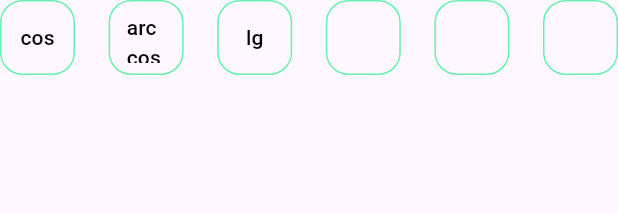
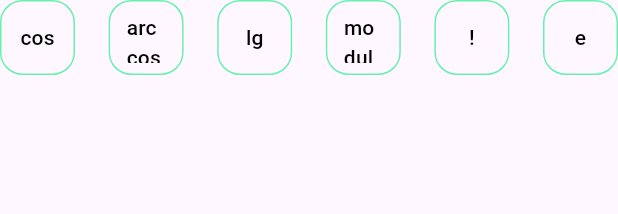
Before and after one commit to ReGeNss/flutter_math_input, a Flutter app: the FunctionPageWidget widget shown alone on an empty page, opened directly, after a tap on "log", on a phone screen of 412 x 824 dp. Shown: the top 214 px of the screen. Run offline on Flutter 3.47's test engine with Material 3 defaults, Android fonts, the phone set to English and light mode, and no system bars.

Commit message:
мелкие правки logwidget

```diff
--- a/lib/keyboard_model.dart
+++ b/lib/keyboard_model.dart
@@ -76,6 +76,16 @@ class KeyboardModel extends ChangeNotifier{
     final sqrtWidget = mathConstructionsBuildingService.createSqrtWidget();
     if(parsedWidgets != null){
       dataHandler.replaceWidgetInTree(parsedWidgets, sqrtWidget);
+      rebuildSreenState();
+    }
+  }
+
+  void logButtonTap(){
+    final activeTextFieldController = textFieldService.activeTextFieldControllerData.controller;
+    final parsedWidgets = parsersService.parseWidgetListWithReplacment(formulaGroopWidgets, activeTextFieldController);
+    final logWidget = mathConstructionsBuildingService.createLogWidget();
+    if(parsedWidgets != null){
+      dataHandler.replaceWidgetInTree(parsedWidgets, logWidget);
       rebuildSreenState();
     }
   }
--- a/lib/services/math_constructions_building.dart
+++ b/lib/services/math_constructions_building.dart
@@ -85,6 +85,33 @@ class MathConstructionsBuilding{
     return sqrtWidget;
   }
 
+  Widget createLogWidget(){
+    final argField = textFiledService.createTextField(isReplaceOperation: false);
+    final baseField = textFiledService.createTextField(isReplaceOperation: true, isActiveTextField:  true, textFieldSelectedFormat: TextFieldFormat.small);
+    final logWidget = Stack(
+      clipBehavior: Clip.none,
+      children: [
+        const SizedBox(height: 50,child: Center(child: Text('log',style: TextStyle(fontSize: 25)))),
+        Positioned(
+          left: 35,
+          child: Row(
+          children: [
+            argField,
+          ],
+        )),
+        Positioned(
+          bottom: 0,
+          left: 25,
+          child: Row(
+          children: [
+            baseField,
+          ],
+        )),
+      ],
+    );
+    return logWidget;
+  }
+
   Widget createNamedFunctionWidget(String functionName){
     final textFieldWidget = textFiledService.createTextField(isReplaceOperation: true,isActiveTextField: true,addAdictionalFocusNode: true);
     final widget = SizedBox(
@@ -99,15 +126,15 @@ class MathConstructionsBuilding{
     return widget;
   }
 
-
-
-
   Widget initialization(){
     final textField = textFiledService.createTextField(isReplaceOperation: false,isActiveTextField: true,textFieldSelectedFormat: TextFieldFormat.standart);
     return textField;
   }
 
 }
+
+
+
 
 class _SqrtCustomPaint extends StatefulWidget {
   const _SqrtCustomPaint({
--- a/lib/services/text_field_handle_and_create.dart
+++ b/lib/services/text_field_handle_and_create.dart
@@ -172,7 +172,7 @@ class TextFieldHandleAndCreateService extends ChangeNotifier {
     return newList;
   }
 
-  List<T> _addToList<T>(int addIndex, List<T> list, T replaceData) {
+  List<T> _addToList<T>(int addIndex, List<T> list, T replaceData,) {
     final newList = <T>[];
     if (list.isEmpty && addIndex == 0) {
       return [replaceData];
@@ -181,7 +181,9 @@ class TextFieldHandleAndCreateService extends ChangeNotifier {
       if (index != addIndex) {
         newList.add(list[index]);
       } else {
-        newList.addAll([list[index], replaceData]);
+          newList.addAll([list[index], replaceData]);
+
+
       }
     }
     return newList;
--- a/lib/widgets/keyboardPages.dart/function_page.dart
+++ b/lib/widgets/keyboardPages.dart/function_page.dart
@@ -56,23 +56,23 @@ class FunctionPageWidget extends StatelessWidget {
                 child: TextButton(
                     onPressed: () {},
                     style: _buttonStyle,
-                    child: const Text(''))),
+                    child: const Text('module'))),
             SizedBox(
                 width: 50,
                 height: 50,
                 child: TextButton(
-                    onPressed: () {},
+                    onPressed: () {model.textFieldService.addCharToTextField('!');},
                     style: _buttonStyle,
-                    child: const Text(''))),
+                    child: const Text('!'))),
             SizedBox(
                 width: 50,
                 height: 50,
                 child: TextButton(
                     onPressed: () {
-
+                      model.textFieldService.addCharToTextField('e');
                     },
                     style: _buttonStyle,
-                    child: const Text(''))),
+                    child: const Text('e'))),
           ],
         ),
         Row(
@@ -153,7 +153,7 @@ class FunctionPageWidget extends StatelessWidget {
                 width: 50,
                 height: 50,
                 child: TextButton(
-                    onPressed: () {model.NamedFunctionButtonTap('log');},
+                    onPressed: () {model.logButtonTap() ;},
                     style: _buttonStyle,
                     child: const Text('log'))),
             SizedBox(
```
